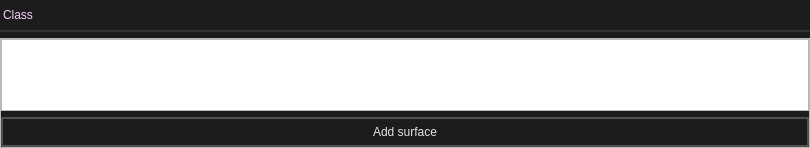
Qt form src/editors/smartprop_editor/property/filtersurface.ui (dertwist/Hammer5Tools) before a commit.
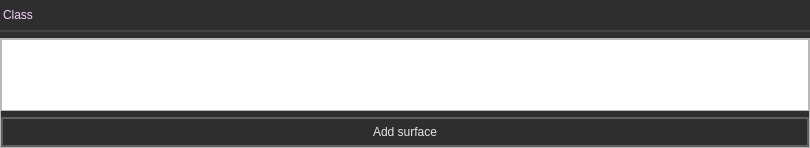
The same form after that commit. Icons and pictures are not drawn.

Diff of the .ui file:
```diff
--- a/src/editors/smartprop_editor/property/filtersurface.ui
+++ b/src/editors/smartprop_editor/property/filtersurface.ui
@@ -33,18 +33,18 @@
     border-left: 0px;
     border-right: 0px;
 	border-top: 0px;
-    border-color: rgba(50, 50, 50, 255);
+    border-color: rgba(66, 66, 66, 255);
     padding: 8px;
     padding-left: 6px;
     padding-right: 6px;
-    color: #E3E3E3;
-    background-color: #1C1C1C;
+    color: #e5e5e5;
+    background-color: #2e2e2e;
 }
 
 .QWidget::hover {
 }
 .QWidget::selected {
-    background-color: #414956;
+    background-color: #515965;
 }</string>
   </property>
   <layout class="QVBoxLayout" name="verticalLayout">
@@ -85,15 +85,15 @@
     border-left: 0px;
     border-right: 0px;
 	border-top: 0px;
-    border-color: rgba(50, 50, 50, 255);
-    color: #E3E3E3;
-    background-color: #1C1C1C;
+    border-color: rgba(66, 66, 66, 255);
+    color: #e5e5e5;
+    background-color: #2e2e2e;
 }
 
 .QFrame::hover {
 }
 .QFrame::selected {
-    background-color: #414956;
+    background-color: #515965;
 }</string>
      </property>
      <property name="frameShape">
@@ -215,14 +215,14 @@
 
         border: 2px solid black;
         border-radius: 2px;
-        border-color: rgba(80, 80, 80, 255);
+        border-color: rgba(94, 94, 94, 255);
         height:22px;
         padding-top: 2px;
         padding-bottom:2px;
         padding-left: 4px;
         padding-right: 4px;
-        color: #E3E3E3;
-        background-color: #1C1C1C;
+        color: #e5e5e5;
+        background-color: #2e2e2e;
     }
     QPushButton:hover {
         background-color: #414956;
```
Left out of the diff: 4 changed lines with no effect on the pictures.
